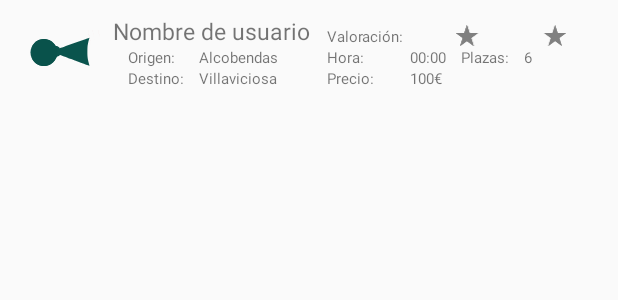
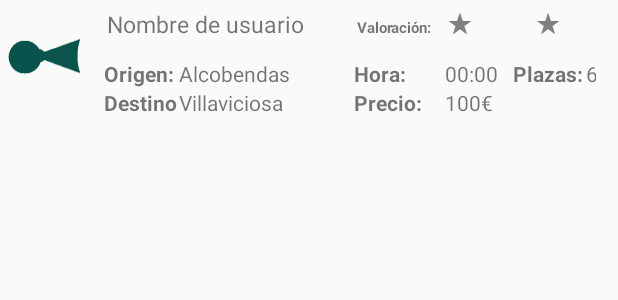
Before and after one commit to javtau/MocMocApp, an Android app: the layout item_buscar_viaje.xml on its own in the app's theme, with its tools: preview values and no code run, on a phone screen of 412 x 824 dp. Shown: the top 300 px of the screen. Run offline under Robolectric (Android 15) with nearby library versions, the phone set to English and light mode, and no system bars.

Commit message:
nombre app modificado y item mejorado

```diff
--- a/app/src/main/java/com/jjv/proyectointegradorv1/Adapters/Publicaciones_Adapter.java
+++ b/app/src/main/java/com/jjv/proyectointegradorv1/Adapters/Publicaciones_Adapter.java
@@ -63,7 +63,7 @@ public class Publicaciones_Adapter extends BaseAdapter {
         holder.nombreUsuario.setText(publicaciones.get(position).getUser());
         holder.origenViaje.setText(publicaciones.get(position).getOrigen());
         holder.destinoViaje.setText(publicaciones.get(position).getDestino());
-        holder.precioViaje.setText(publicaciones.get(position).getPrecio());
+        holder.precioViaje.setText(publicaciones.get(position).getPrecio()+"€");
         holder.horaViaje.setText(publicaciones.get(position).getHora());
         holder.plazas.setText(publicaciones.get(position).getPlazas()+"");
 
--- a/app/src/main/res/layout/item_buscar_viaje.xml
+++ b/app/src/main/res/layout/item_buscar_viaje.xml
@@ -2,137 +2,196 @@
 <RelativeLayout xmlns:android="http://schemas.android.com/apk/res/android"
     android:layout_width="match_parent" android:layout_height="match_parent">
 
+    <LinearLayout
+        android:orientation="horizontal"
+        android:layout_width="match_parent"
+        android:layout_height="78dp"
+        android:weightSum="3"
+        android:layout_alignParentStart="true">
+        <LinearLayout
+            android:orientation="vertical"
+            android:layout_width="66dp"
+            android:layout_height="66dp"
+            android:weightSum="1">
+
             <ImageView
-        android:layout_width="50dp"
-        android:layout_height="50dp"
+            android:layout_width="match_parent"
+            android:layout_height="match_parent"
             android:id="@+id/userImage"
             android:src="@drawable/claxonmini"
             android:layout_alignParentTop="true"
-        android:layout_marginLeft="20dp"
-        android:layout_marginTop="10dp"/>
+            android:layout_marginLeft="5dp"
+                android:layout_marginTop="10dp"
+             />
+        </LinearLayout>
+        <LinearLayout
+            android:orientation="vertical"
+            android:layout_width="match_parent"
+            android:layout_height="match_parent">
+            <LinearLayout
+                android:orientation="horizontal"
+                android:layout_width="match_parent"
+                android:layout_height="match_parent"
+                android:layout_weight="1">
+
+                <TextView
+                    android:layout_width="165dp"
+                    android:layout_height="wrap_content"
+                    android:id="@+id/txt_userName"
+                    android:text="Nombre de usuario"
+                    android:layout_marginStart="5dp"
+                    android:textSize="15dp"
+                    android:layout_marginTop="5dp"/>
 
                 <TextView
                     android:layout_width="wrap_content"
                     android:layout_height="wrap_content"
-        android:id="@+id/txt_userName"
-        android:layout_alignTop="@+id/userImage"
-        android:layout_toEndOf="@+id/userImage"
-        android:text="Nombre de usuario"
-        android:layout_marginStart="5dp"
-        android:textSize="15dp" />
+                    android:text="Valoración:"
+                    android:id="@+id/txt_valoracion"
+                    android:layout_marginTop="5dp"
+                    android:layout_marginLeft="1dp"
+                    android:textSize="10dp"
+                    android:textStyle="normal|bold" />
+
+                <ImageView
+                    android:layout_width="80dp"
+                    android:layout_height="15dp"
+                    android:id="@+id/starsImage"
+                    android:layout_marginLeft="8dp"
+                    android:layout_marginTop="8dp"
+                    android:src="@drawable/stars" />
+
+
+            </LinearLayout>
+            <LinearLayout
+                android:orientation="horizontal"
+                android:layout_width="match_parent"
+                android:layout_height="match_parent"
+                android:layout_weight="1"
+                android:weightSum="1">
+                <LinearLayout
+                    android:orientation="vertical"
+                    android:layout_width="50dp"
+                    android:layout_height="wrap_content"
+                    android:layout_marginLeft="3dp"
+                    android:id="@+id/unoDeCinco">
 
                     <TextView
                         android:layout_width="wrap_content"
                         android:layout_height="wrap_content"
                         android:text="Origen:"
                         android:id="@+id/txt_origen"
-        android:layout_below="@+id/txt_userName"
-        android:layout_toEndOf="@+id/userImage"
-        android:textSize="10dp"
+
+                        android:textSize="14dp"
                         android:textIsSelectable="false"
-        android:layout_marginStart="15dp"
-        />
+
+                        android:textStyle="normal|bold" />
 
                     <TextView
                         android:layout_width="wrap_content"
                         android:layout_height="wrap_content"
                         android:text="Destino:"
                         android:id="@+id/txt_destino"
-        android:layout_below="@+id/txt_origen"
                         android:layout_alignStart="@+id/txt_origen"
-        android:textSize="10dp" />
+                        android:textSize="14dp"
+                        android:textStyle="normal|bold" />
+                </LinearLayout>
+                <LinearLayout
+                    android:orientation="vertical"
+                    android:layout_width="75dp"
+                    android:layout_height="match_parent"
+                    android:id="@+id/dosDeCinco"
 
+                    android:layout_weight="0.58">
                     <TextView
                         android:layout_width="wrap_content"
                         android:layout_height="wrap_content"
                         android:text="Alcobendas"
                         android:id="@+id/txt_origen_usr"
-        android:textSize="10dp"
-        android:layout_above="@+id/txt_destino_viaje"
-        android:layout_toEndOf="@+id/txt_destino"
-        android:layout_marginStart="10dp"/>
+                        android:textSize="14dp"
+                        />
 
                     <TextView
                         android:layout_width="wrap_content"
                         android:layout_height="wrap_content"
                         android:text="Villaviciosa"
                         android:id="@+id/txt_destino_viaje"
-        android:layout_alignTop="@+id/txt_destino"
-        android:layout_alignStart="@+id/txt_origen_usr"
-        android:textSize="10dp" />
+                        android:textSize="14dp" />
 
-    <TextView
+                </LinearLayout>
+                <LinearLayout
+                    android:orientation="vertical"
                     android:layout_width="wrap_content"
-        android:layout_height="wrap_content"
-        android:text="Valoración:"
-        android:id="@+id/txt_valoracion"
-        android:layout_marginStart="11dp"
-        android:textSize="10dp"
-        android:layout_alignBottom="@+id/txt_userName"
-        android:layout_toEndOf="@+id/txt_userName" />
+                    android:layout_height="match_parent"
 
+                    android:id="@+id/tresDeCinco"
+                    android:layout_weight="0.22">
                     <TextView
                         android:layout_width="wrap_content"
                         android:layout_height="wrap_content"
                         android:text="Hora:"
                         android:id="@+id/txt_hora"
-        android:layout_below="@+id/txt_valoracion"
-        android:layout_alignStart="@+id/txt_valoracion"
-        android:textSize="10dp" />
+                        android:textSize="14dp"
+                        android:textStyle="normal|bold" />
 
                     <TextView
                         android:layout_width="wrap_content"
                         android:layout_height="wrap_content"
                         android:text="Precio:"
                         android:id="@+id/textView3"
-        android:layout_alignTop="@+id/txt_destino_viaje"
-        android:layout_alignStart="@+id/txt_hora"
-        android:textSize="10dp" />
+                         android:textSize="14dp"
+                        android:textStyle="normal|bold" />
 
-    <ImageView
-        android:layout_width="wrap_content"
-        android:layout_height="15dp"
-        android:id="@+id/starsImage"
-        android:layout_alignBottom="@+id/txt_valoracion"
-        android:layout_toEndOf="@+id/txt_valoracion"
-        android:src="@drawable/stars" />
+                </LinearLayout>
+                <LinearLayout
+                    android:orientation="vertical"
+                    android:layout_width="45dp"
+                    android:layout_height="match_parent"
 
+                    android:id="@+id/cuatroDeCinco">
                     <TextView
                         android:layout_width="wrap_content"
                         android:layout_height="wrap_content"
                         android:text="00:00"
                         android:id="@+id/txt_hora_viaje"
-        android:layout_below="@+id/starsImage"
-        android:layout_alignStart="@+id/starsImage"
-        android:layout_marginStart="4dp"
-        android:textSize="10dp" />
+                        android:textSize="14dp" />
 
                     <TextView
                         android:layout_width="wrap_content"
                         android:layout_height="wrap_content"
                         android:text="100€"
                         android:id="@+id/txt_precio_viaje"
-        android:layout_alignTop="@+id/textView3"
-        android:layout_alignStart="@+id/txt_hora_viaje"
-        android:textSize="10dp" />
-
+                        android:textSize="14dp" />
+                </LinearLayout>
+                <LinearLayout
+                    android:orientation="vertical"
+                    android:layout_width="55dp"
+                    android:layout_height="match_parent"
+                    android:id="@+id/cincoDeCinco">
+                    <LinearLayout
+                        android:layout_width="86dp"
+                        android:layout_height="match_parent"
+                        android:orientation="horizontal">
                         <TextView
                             android:layout_width="wrap_content"
                             android:layout_height="wrap_content"
                             android:text="Plazas:"
                             android:id="@+id/txt_plazas"
-        android:layout_below="@+id/starsImage"
-        android:layout_toEndOf="@+id/txt_hora_viaje"
-        android:layout_marginStart="10dp"
-        android:textSize="10dp" />
+                            android:textSize="14dp"
+                            android:textStyle="normal|bold" />
 
                         <TextView
-        android:layout_width="wrap_content"
-        android:layout_height="wrap_content"
+                            android:layout_width="18dp"
+                            android:layout_height="18dp"
                             android:text="6"
                             android:id="@+id/txt_plazas_viaje"
-        android:textSize="10dp"
-        android:layout_below="@+id/starsImage"
-        android:layout_toEndOf="@+id/txt_plazas"
-        android:layout_marginStart="10dp"/>
+                            android:textSize="14dp"
+                            android:layout_marginLeft="2dp"
+                            android:layout_below="@+id/txt_plazas"
+                            />
+                    </LinearLayout>
+                </LinearLayout>
+            </LinearLayout>
+        </LinearLayout>
+    </LinearLayout>
 </RelativeLayout>
--- a/app/src/main/res/values/strings.xml
+++ b/app/src/main/res/values/strings.xml
@@ -1,5 +1,5 @@
 <resources>
-    <string name="activiti1_name">Mensajeria</string>
+    <string name="activiti1_name">MocMoc</string>
     <string name="activiti2_name">Inicio Sesion</string>
     <string name="activiti3_name">Registro</string>
     <string name="fragment1_name">Publicar</string>
```
Lines whose indentation alone changed are shown as unchanged.
